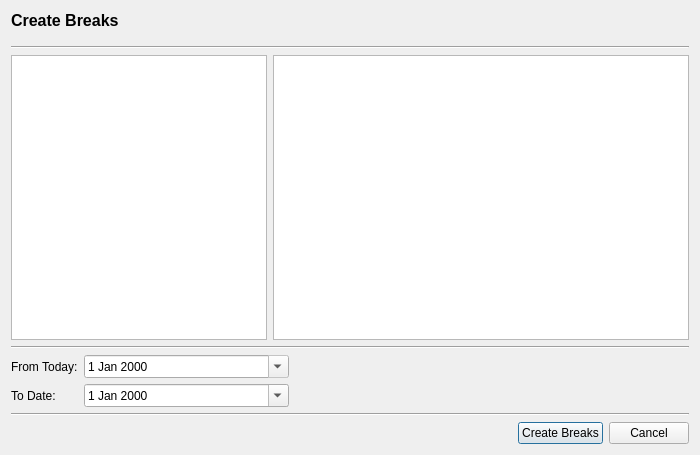
Qt form rave/traffik/breakcreateform.ui (pgathogo/raven) before a commit.
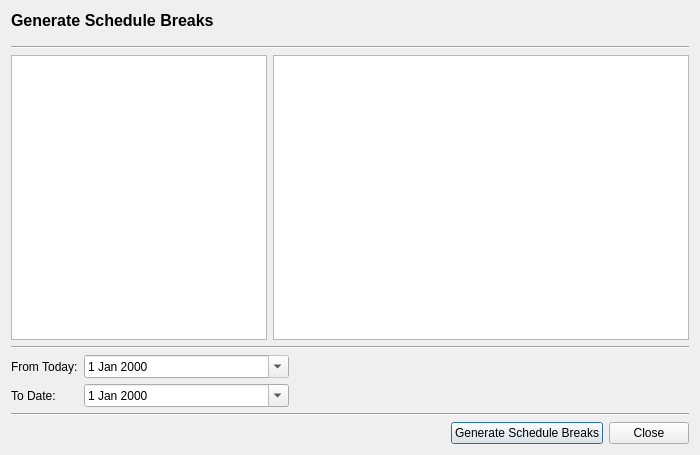
The same form after that commit.

```diff
--- a/rave/traffik/breakcreateform.ui
+++ b/rave/traffik/breakcreateform.ui
@@ -35,7 +35,7 @@
         </font>
        </property>
        <property name="text">
-        <string>Create Breaks</string>
+        <string>Generate Schedule Breaks</string>
        </property>
        <property name="textFormat">
         <enum>Qt::RichText</enum>
@@ -149,14 +149,14 @@
      <item>
       <widget class="QPushButton" name="btnCreate">
        <property name="text">
-        <string>Create Breaks</string>
+        <string>Generate Schedule Breaks</string>
        </property>
       </widget>
      </item>
      <item>
       <widget class="QPushButton" name="btnCancel">
        <property name="text">
-        <string>Cancel</string>
+        <string>Close</string>
        </property>
       </widget>
      </item>
```
